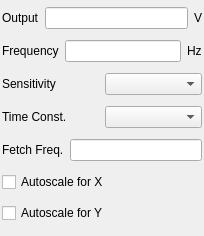
Qt form modules/lia/lockinampform.ui (northriv/KAME) before a commit.
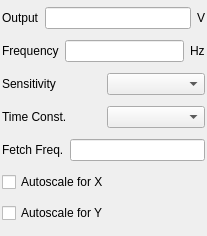
The same form after that commit.

```diff
--- a/modules/lia/lockinampform.ui
+++ b/modules/lia/lockinampform.ui
@@ -6,7 +6,7 @@
    <rect>
     <x>0</x>
     <y>0</y>
-    <width>204</width>
+    <width>207</width>
     <height>236</height>
    </rect>
   </property>
```
Left out of the diff: 20 changed lines with no effect on the pictures.
